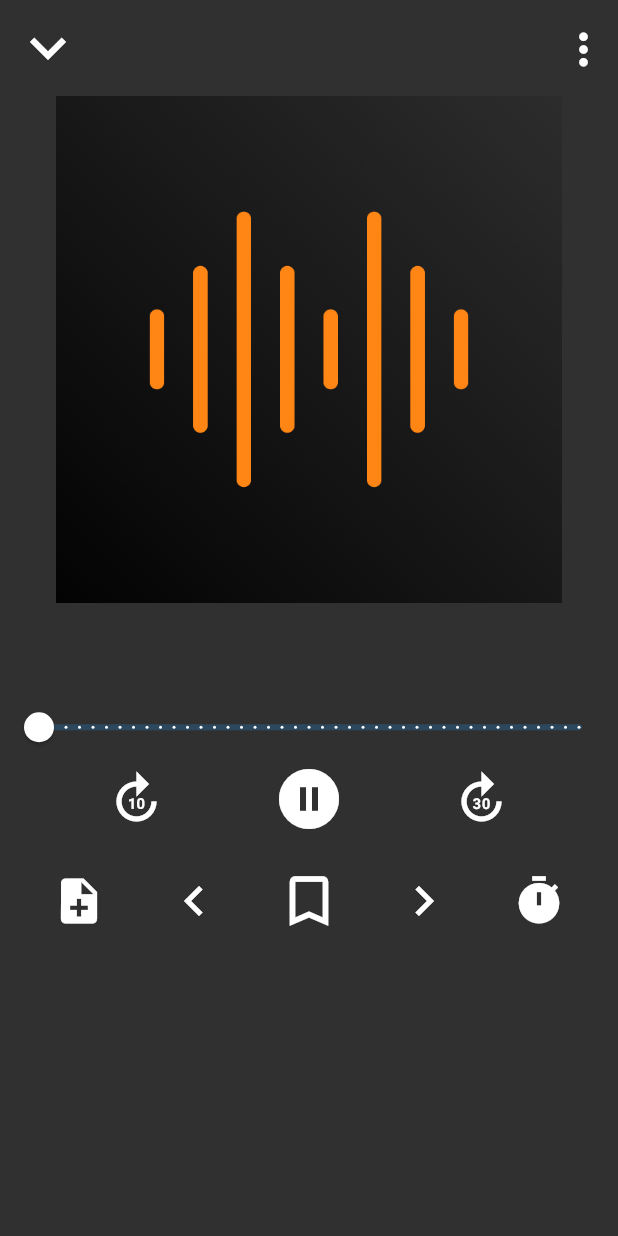
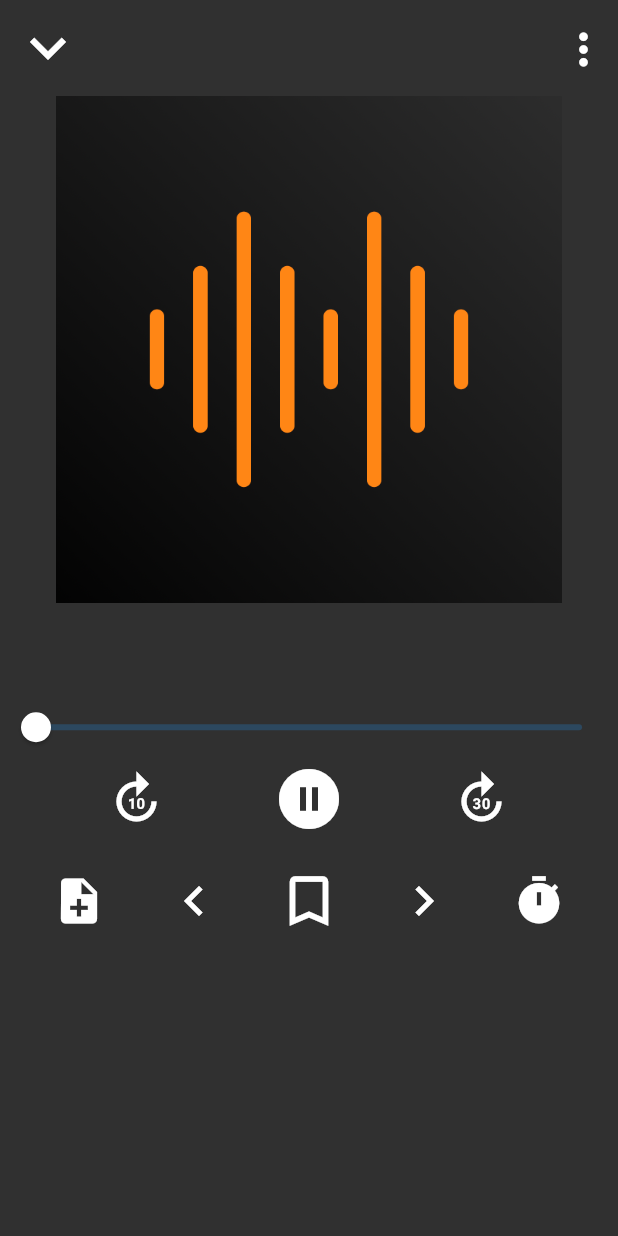
Before and after one commit to whoislewys/pawdio, a Flutter app: the screen it shows after launch, on a phone screen of 412 x 824 dp. Run offline on Flutter 3.47's test engine with Material 2 defaults, Android fonts, the phone set to English and light mode, and no system bars; our stand-ins replace audioplayers, file_picker, sqflite; accounts and stored records are empty.

Commit message:
black label

```diff
--- a/lib/screens/play/play.dart
+++ b/lib/screens/play/play.dart
@@ -148,15 +148,18 @@ class _PlayscreenState extends State<Playscreen> {
                   textScaleFactor: 1.27,
                 ),
               ),
-              //todo: use slidertheme to make the label visible
-              // and to make the valueindicator show up for non discrete? or maybe just add n seconds of divisions
-              Slider(
+              // apply slidertheme to make slider label black so it's visible
+              SliderTheme(
+                data: SliderTheme.of(context).copyWith(
+                  showValueIndicator: ShowValueIndicator.onlyForContinuous,
+                  valueIndicatorTextStyle: TextStyle(color: Colors.black),
+                ),
+                child: Slider(
                   activeColor: Colors.white,
                   value: _playPosition,
                   min: 0.0,
                   max: _duration,
-                divisions: 40,
-                label: 'yo',
+                  label: _playPosition.toString(),
                   onChanged: (double value) {
                     setState(() {
                       int msToSeekTo = value.toInt() - 100;
@@ -164,6 +167,7 @@ class _PlayscreenState extends State<Playscreen> {
                       // print('Playposition:  $_playPosition');
                     });
                   },
+                ),
               ),
               Row(
                 mainAxisAlignment: MainAxisAlignment.spaceEvenly,
```
Lines whose indentation alone changed are shown as unchanged.
